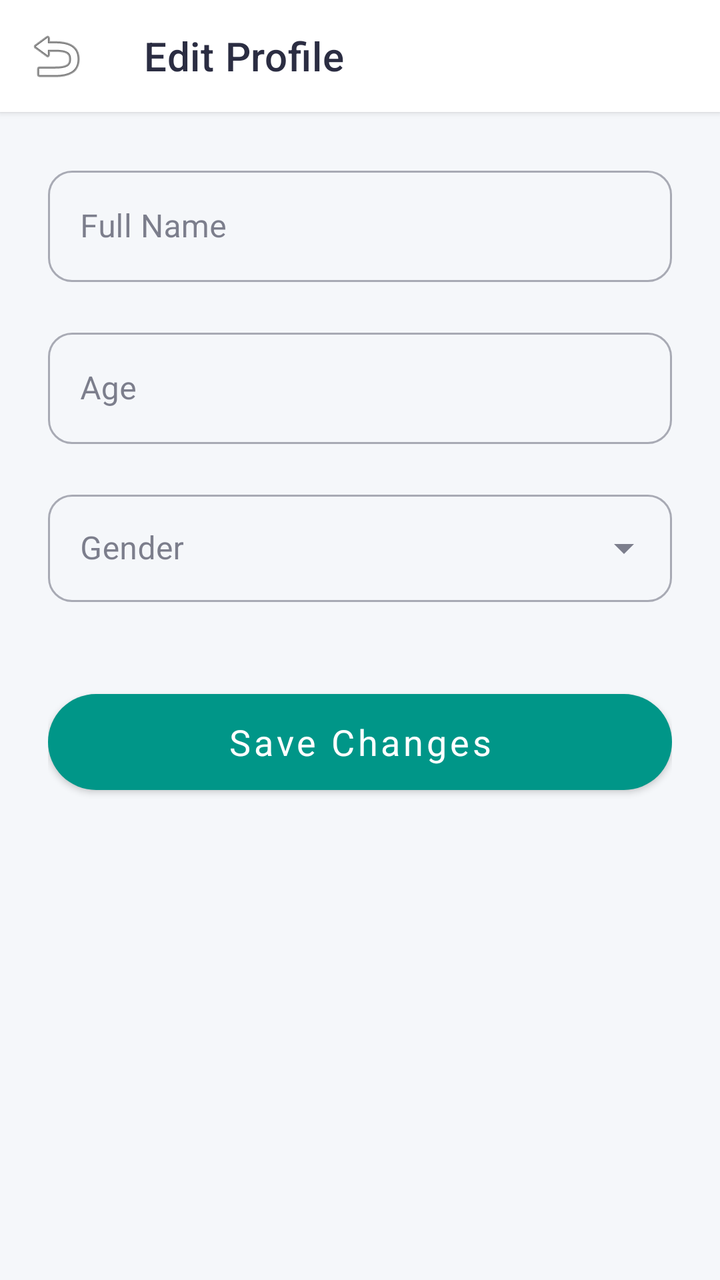
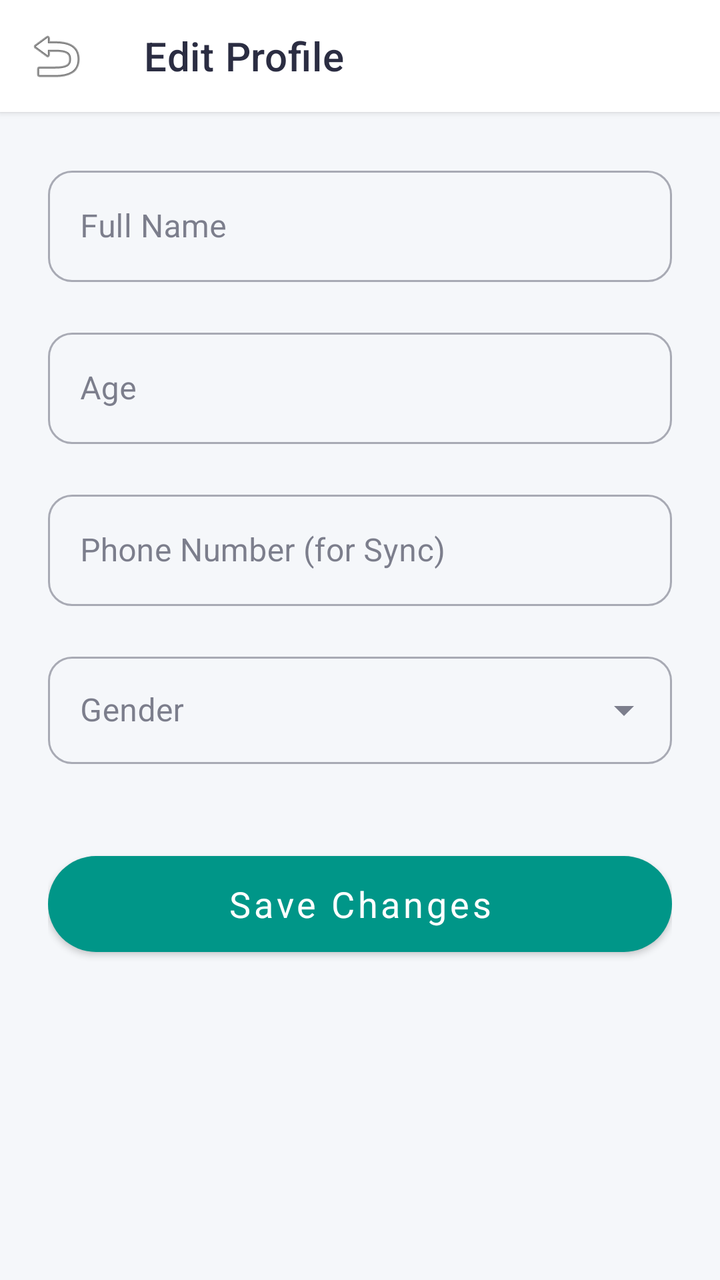

Two renders of the same Android screen: before a commit and after it. Below are the layout's source before the change and the commit's diff.
<!-- AndroidManifest.xml: application theme Theme.DigitalVaccineApp -->
<!-- res/layout/activity_edit_profile.xml -->
<?xml version="1.0" encoding="utf-8"?>
<androidx.coordinatorlayout.widget.CoordinatorLayout xmlns:android="http://schemas.android.com/apk/res/android"
    xmlns:app="http://schemas.android.com/apk/res-auto"
    android:layout_width="match_parent"
    android:layout_height="match_parent"
    android:background="@color/bg_light">

    <com.google.android.material.appbar.AppBarLayout
        android:layout_width="match_parent"
        android:layout_height="wrap_content"
        android:background="@color/white"
        app:elevation="2dp">

        <com.google.android.material.appbar.MaterialToolbar
            android:id="@+id/toolbarEditProfile"
            android:layout_width="match_parent"
            android:layout_height="?attr/actionBarSize"
            app:title="Edit Profile"
            app:navigationIcon="@android:drawable/ic_menu_revert"
            app:titleTextAppearance="@style/TextAppearance.MaterialComponents.Headline6"
            app:titleTextColor="@color/text_main" />

    </com.google.android.material.appbar.AppBarLayout>

    <ScrollView
        android:layout_width="match_parent"
        android:layout_height="match_parent"
        android:clipToPadding="false"
        android:fillViewport="true"
        app:layout_behavior="@string/appbar_scrolling_view_behavior">

        <LinearLayout
            android:layout_width="match_parent"
            android:layout_height="wrap_content"
            android:orientation="vertical"
            android:padding="24dp">

            <com.google.android.material.textfield.TextInputLayout
                style="@style/Widget.MaterialComponents.TextInputLayout.OutlinedBox"
                android:layout_width="match_parent"
                android:layout_height="wrap_content"
                android:layout_marginBottom="20dp"
                android:hint="Full Name"
                app:boxCornerRadiusTopStart="12dp"
                app:boxCornerRadiusTopEnd="12dp"
                app:boxCornerRadiusBottomStart="12dp"
                app:boxCornerRadiusBottomEnd="12dp">

                <com.google.android.material.textfield.TextInputEditText
                    android:id="@+id/etEditProfileName"
                    android:layout_width="match_parent"
                    android:layout_height="wrap_content"
                    android:inputType="textPersonName" />
            </com.google.android.material.textfield.TextInputLayout>

            <com.google.android.material.textfield.TextInputLayout
                style="@style/Widget.MaterialComponents.TextInputLayout.OutlinedBox"
                android:layout_width="match_parent"
                android:layout_height="wrap_content"
                android:layout_marginBottom="20dp"
                android:hint="Age"
                app:boxCornerRadiusTopStart="12dp"
                app:boxCornerRadiusTopEnd="12dp"
                app:boxCornerRadiusBottomStart="12dp"
                app:boxCornerRadiusBottomEnd="12dp">

                <com.google.android.material.textfield.TextInputEditText
                    android:id="@+id/etEditProfileAge"
                    android:layout_width="match_parent"
                    android:layout_height="wrap_content"
                    android:inputType="number" />
            </com.google.android.material.textfield.TextInputLayout>

            <com.google.android.material.textfield.TextInputLayout
                style="@style/Widget.MaterialComponents.TextInputLayout.OutlinedBox.ExposedDropdownMenu"
                android:layout_width="match_parent"
                android:layout_height="wrap_content"
                android:layout_marginBottom="40dp"
                android:hint="Gender"
                app:boxCornerRadiusTopStart="12dp"
                app:boxCornerRadiusTopEnd="12dp"
                app:boxCornerRadiusBottomStart="12dp"
                app:boxCornerRadiusBottomEnd="12dp">

                <AutoCompleteTextView
                    android:id="@+id/etEditProfileGender"
                    android:layout_width="match_parent"
                    android:layout_height="wrap_content"
                    android:inputType="none"
                    android:paddingTop="16dp"
                    android:paddingBottom="16dp" />
            </com.google.android.material.textfield.TextInputLayout>

            <com.google.android.material.button.MaterialButton
                android:id="@+id/btnSaveProfile"
                android:layout_width="match_parent"
                android:layout_height="60dp"
                android:text="Save Changes"
                android:textAllCaps="false"
                android:textSize="18sp"
                app:cornerRadius="30dp"
                app:backgroundTint="@color/primary_teal" />

        </LinearLayout>
    </ScrollView>

</androidx.coordinatorlayout.widget.CoordinatorLayout>
<!-- resources referenced by this layout -->
<resources>
  <color name="bg_light">#F5F7FA</color>
  <color name="primary_teal">#009688</color>
  <color name="text_main">#2B2D42</color>
  <color name="white">#FFFFFFFF</color>
  <style name="Theme.DigitalVaccineApp" parent="Theme.MaterialComponents.Light.NoActionBar">
          
          <item name="colorPrimary">@color/primary_teal</item>
          <item name="colorPrimaryVariant">@color/primary_dark</item>
          <item name="colorOnPrimary">@color/white</item>
          <item name="colorSecondary">@color/primary_blue</item>
          
          
          <item name="android:windowBackground">@color/bg_light</item>
          <item name="colorSurface">@color/white</item>
          <item name="colorOnSurface">@color/text_main</item>
          
          
          <item name="android:textColorPrimary">@color/text_main</item>
          <item name="android:textColorSecondary">@color/text_sub</item>
          
          <item name="android:statusBarColor">@color/white</item>
          <item name="android:windowLightStatusBar">true</item>
          
          <item name="colorOutline">@color/stroke_color</item>
          
          
          <item name="shapeAppearanceSmallComponent">@style/ShapeAppearanceOverlay.App.SmallComponent</item>
          <item name="shapeAppearanceMediumComponent">@style/ShapeAppearanceOverlay.App.MediumComponent</item>
          
          
          <item name="fontFamily">sans-serif</item>
      </style>
  <color name="primary_dark">#00695C</color>
  <color name="primary_blue">#4361EE</color>
  <color name="text_sub">#6C757D</color>
  <color name="stroke_color">#E9ECEF</color>
  <style name="ShapeAppearanceOverlay.App.SmallComponent" parent="">
          <item name="cornerFamily">rounded</item>
          <item name="cornerSize">12dp</item>
      </style>
  <style name="ShapeAppearanceOverlay.App.MediumComponent" parent="">
          <item name="cornerFamily">rounded</item>
          <item name="cornerSize">16dp</item>
      </style>
</resources>

<!-- the commit's change to res/layout/activity_edit_profile.xml (unified diff, before → after) -->
@@ -71,6 +71,25 @@
                     android:inputType="number" />
             </com.google.android.material.textfield.TextInputLayout>
 
+            
+            <com.google.android.material.textfield.TextInputLayout
+                style="@style/Widget.MaterialComponents.TextInputLayout.OutlinedBox"
+                android:layout_width="match_parent"
+                android:layout_height="wrap_content"
+                android:layout_marginBottom="20dp"
+                android:hint="Phone Number (for Sync)"
+                app:boxCornerRadiusTopStart="12dp"
+                app:boxCornerRadiusTopEnd="12dp"
+                app:boxCornerRadiusBottomStart="12dp"
+                app:boxCornerRadiusBottomEnd="12dp">
+
+                <com.google.android.material.textfield.TextInputEditText
+                    android:id="@+id/etEditProfilePhone"
+                    android:layout_width="match_parent"
+                    android:layout_height="wrap_content"
+                    android:inputType="phone" />
+            </com.google.android.material.textfield.TextInputLayout>
+
             <com.google.android.material.textfield.TextInputLayout
                 style="@style/Widget.MaterialComponents.TextInputLayout.OutlinedBox.ExposedDropdownMenu"
                 android:layout_width="match_parent"
